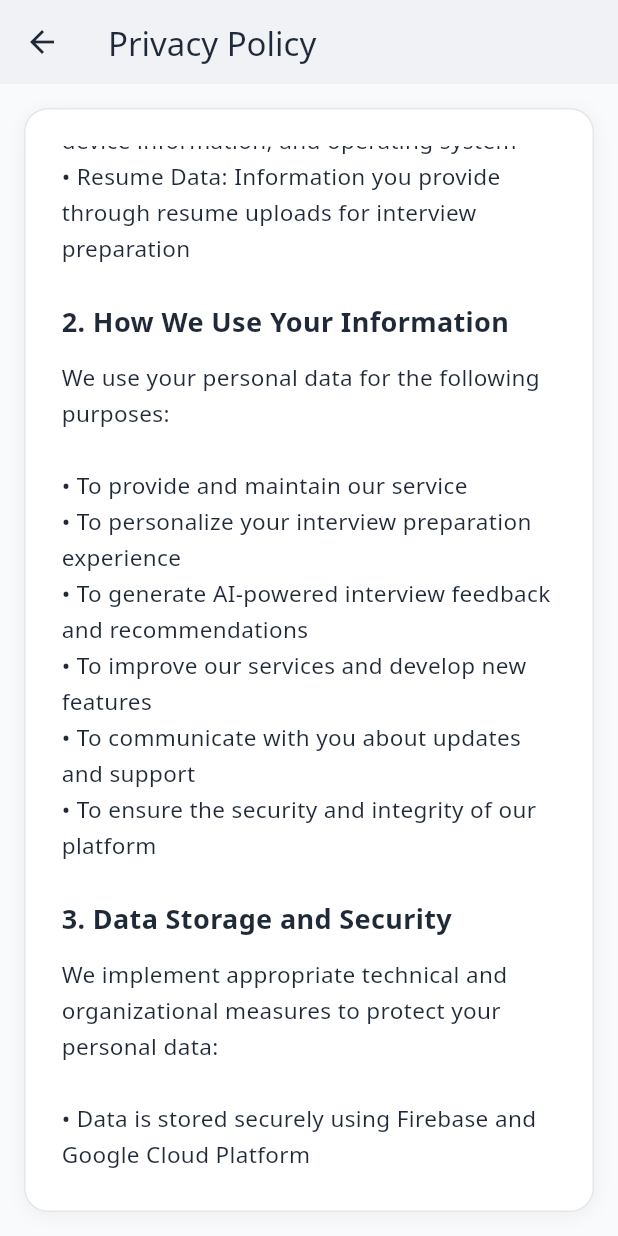
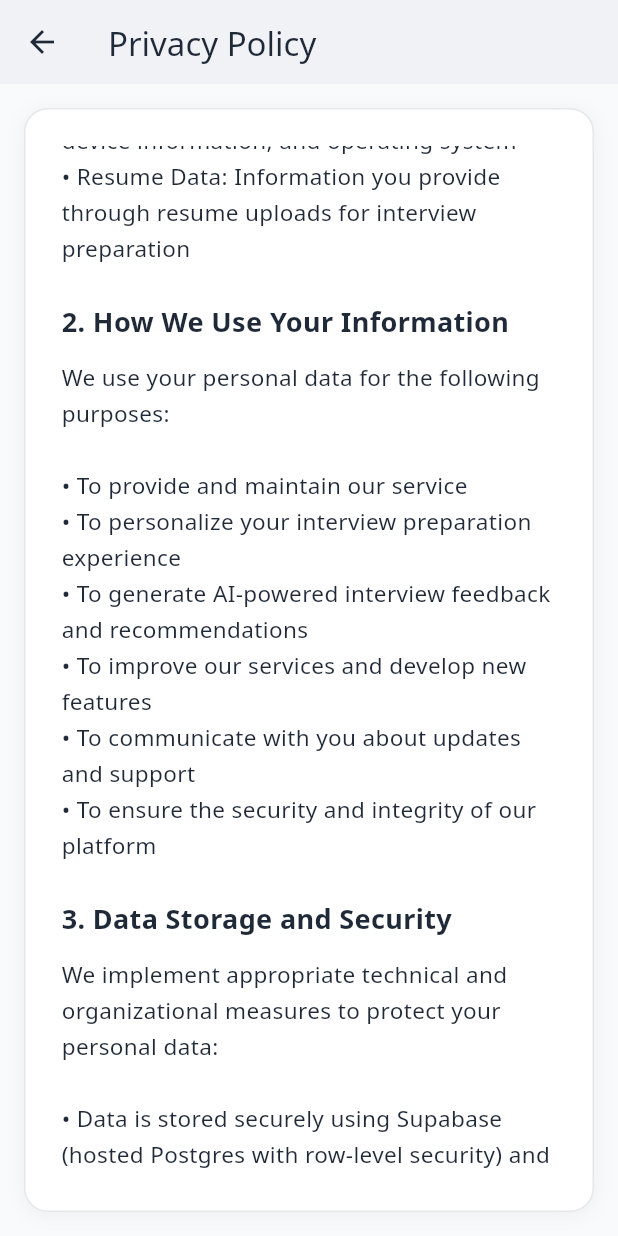
Before and after one commit to dgexplores/hustlrzz, a Flutter app: the PrivacyPolicyPage screen opened by its route, scrolled down 576 dp, on a phone screen of 412 x 824 dp. Run offline on Flutter 3.47's test engine with Material 3 defaults, Android fonts, the phone set to English and light mode, and no system bars; our stand-ins replace file_picker, google_fonts, shared_preferences, supabase_flutter, web; accounts and stored records are empty; network calls fail; statements that could not run were skipped.

Commit message:
Harden against Firebase secret leakage; update privacy policy to Supabase
Add .gitignore guards for firebase_options.dart, google-services.json, service-account and credential files. Fix privacy policy text that still claimed Firebase Authentication/Firestore (app is fully on Supabase + Groq).

```diff
--- a/frontend/mocker_web/lib/pages/privacy_policy_page.dart
+++ b/frontend/mocker_web/lib/pages/privacy_policy_page.dart
@@ -91,7 +91,7 @@ class PrivacyPolicyPage extends StatelessWidget {
                 _buildSection(
                   '3. Data Storage and Security',
                   'We implement appropriate technical and organizational measures to protect your personal data:\n\n'
-                      '• Data is stored securely using Firebase and Google Cloud Platform\n'
+                      '• Data is stored securely using Supabase (hosted Postgres with row-level security) and Google Cloud Platform\n'
                       '• We use encryption for data transmission and storage\n'
                       '• Access to personal data is restricted to authorized personnel only\n'
                       '• We regularly review and update our security measures',
@@ -101,9 +101,9 @@ class PrivacyPolicyPage extends StatelessWidget {
                 _buildSection(
                   '4. Third-Party Services',
                   'We use the following third-party services:\n\n'
-                      '• Firebase Authentication: For secure user authentication\n'
-                      '• Google Cloud AI: For AI-powered interview features\n'
-                      '• Firebase Firestore: For secure data storage\n\n'
+                      '• Supabase Authentication: For secure user authentication\n'
+                      '• Groq AI: For AI-powered interview features\n'
+                      '• Supabase (Postgres): For secure data storage\n\n'
                       'These services have their own privacy policies governing the use of your information.',
                   isMobile,
                 ),
```
Also changed, not shown: 1 other file.
